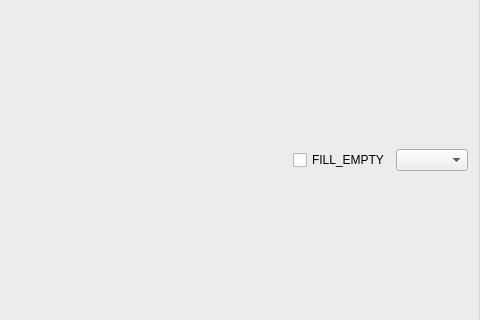
Above: qt/designer/preview.ui from ankitects/anki before the change; both pictures show x 237 to 717 and y 166 to 486 of the 717 by 636 pixel window. Below: the same form after it.
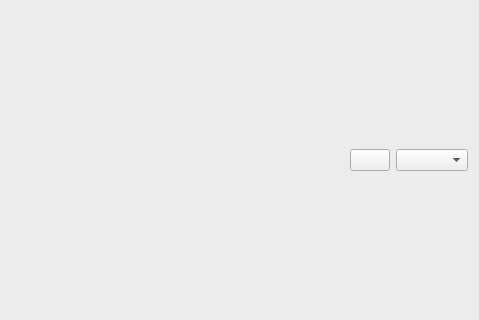
That is the form after the change.

Commit message: add night mode and mobile class toggles in card layout screen

Patch:
```diff
--- a/qt/designer/preview.ui
+++ b/qt/designer/preview.ui
@@ -65,9 +65,9 @@
          </spacer>
         </item>
         <item>
-         <widget class="QCheckBox" name="fill_empty">
+         <widget class="QPushButton" name="preview_options">
           <property name="text">
-           <string notr="true">FILL_EMPTY</string>
+           <string/>
           </property>
          </widget>
         </item>
```
The commit also changes 3 other files.
